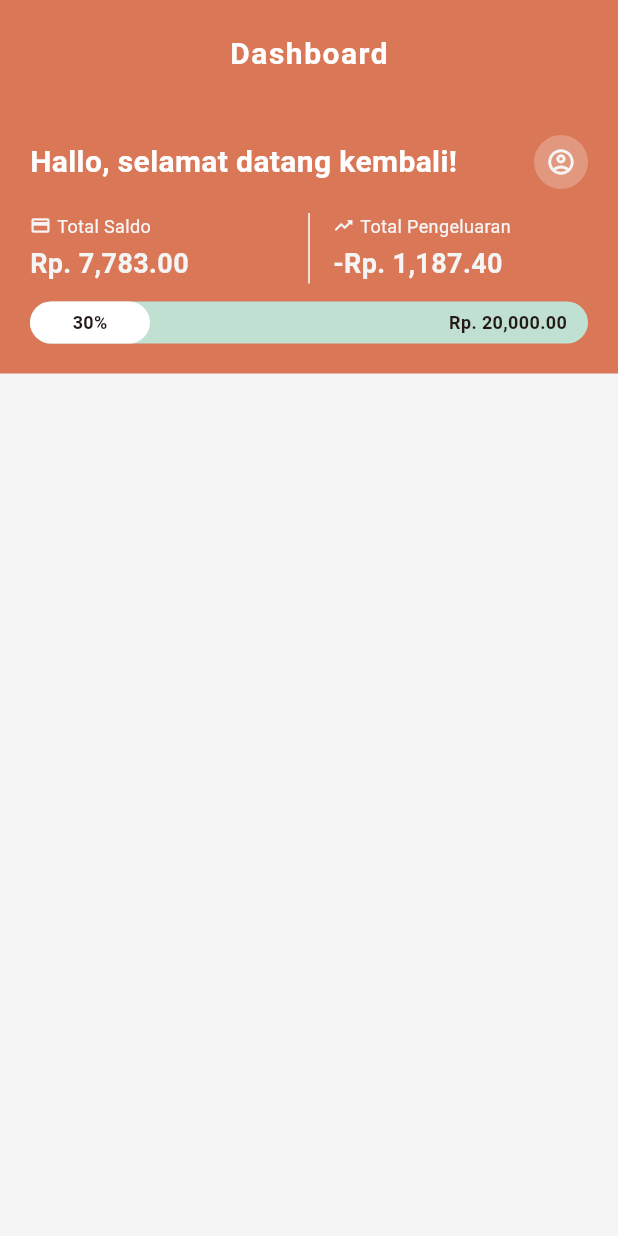
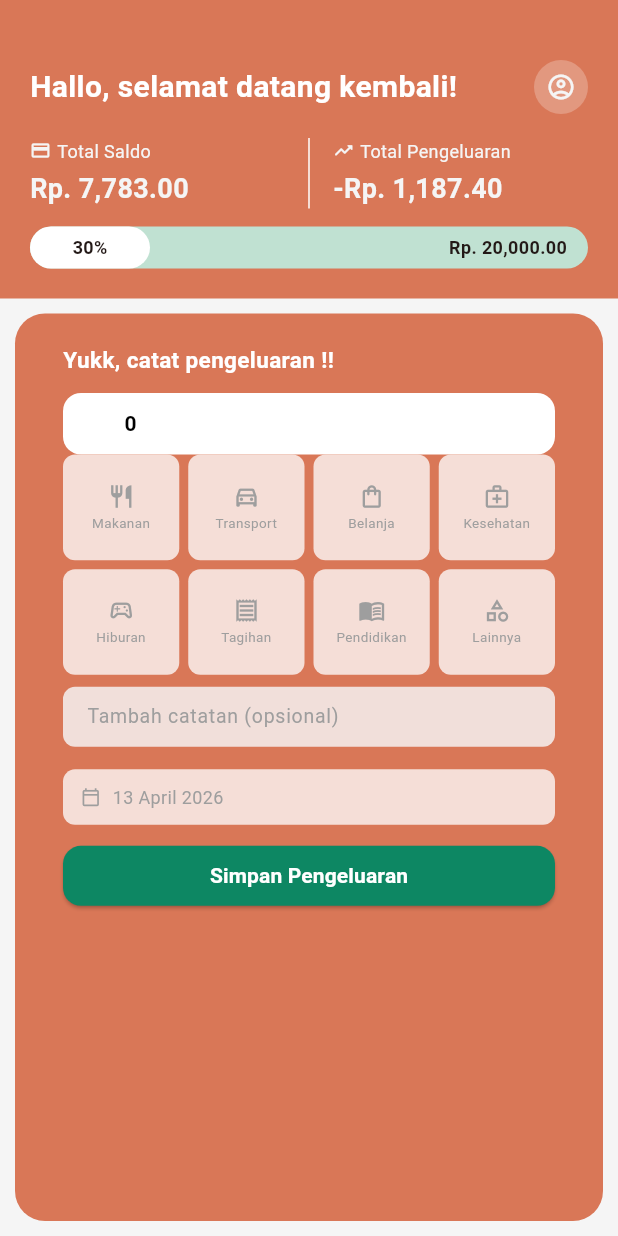
Before and after one commit to Endraagustino22/pencatatan-keuangan-app, a Flutter app: the screen it shows after launch, on a phone screen of 412 x 824 dp. Run offline on Flutter 3.47's test engine with Material 3 defaults, Android fonts, the light colour scheme and no system bars.

Commit message:
feat: implement InputPengeluaranWidget dan update DashboardScreen layout

```diff
--- a/lib/main.dart
+++ b/lib/main.dart
@@ -1,7 +1,11 @@
 import 'package:flutter/material.dart';
 import 'screen/dashboard/dashboard_screen.dart';
+import 'package:intl/date_symbol_data_local.dart'; // 👈 tambah ini
 
-void main() {
+
+Future<void> main() async {
+  WidgetsFlutterBinding.ensureInitialized();
+  await initializeDateFormatting('id_ID', null);
   runApp(const MyApp());
 }
 
--- a/lib/screen/dashboard/dashboard_screen.dart
+++ b/lib/screen/dashboard/dashboard_screen.dart
@@ -1,6 +1,6 @@
 import 'package:flutter/material.dart';
-import 'package:pencatatan_keuangan_app/screen/app_bar.dart';
 import 'package:pencatatan_keuangan_app/screen/dashboard/widget/jumlah_saldo.dart';
+import 'package:pencatatan_keuangan_app/screen/dashboard/widget/input_pengeluaran.dart';
 
 class DashboardScreen extends StatefulWidget {
   const DashboardScreen({super.key});
@@ -13,10 +13,12 @@ class _DashboardScreenState extends State<DashboardScreen> {
   @override
   Widget build(BuildContext context) {
     return Scaffold(
-      appBar: const MyAppBar(title: 'Dashboard'),
       body: Column(
         children: [
-          const SaldoSummaryWidget()
+          const SaldoSummaryWidget(),
+          SizedBox(height: 10),
+          Expanded(child: const InputPengeluaranWidget()),
+          SizedBox(height: 10),
         ],
       ),
     );
--- /dev/null
+++ b/lib/screen/dashboard/widget/input_pengeluaran.dart
@@ -0,0 +1,305 @@
+import 'package:flutter/material.dart';
+import 'package:intl/intl.dart';
+
+class InputPengeluaranWidget extends StatefulWidget {
+  const InputPengeluaranWidget({super.key});
+
+  @override
+  State<InputPengeluaranWidget> createState() => _InputPengeluaranWidgetState();
+}
+
+class _InputPengeluaranWidgetState extends State<InputPengeluaranWidget> {
+  // *controller dan state
+  final _jumlahController = TextEditingController();
+  final _catatanController = TextEditingController();
+  int? _selectedKategori;
+  DateTime _selectedDate = DateTime.now();
+
+  // *data dummy : List kategori pengeluaran
+  final List<Map<String, dynamic>> _kategoriList = [
+    {'label': 'Makanan', 'icon': Icons.restaurant_outlined},
+    {'label': 'Transport', 'icon': Icons.directions_car_outlined},
+    {'label': 'Belanja', 'icon': Icons.shopping_bag_outlined},
+    {'label': 'Kesehatan', 'icon': Icons.medical_services_outlined},
+    {'label': 'Hiburan', 'icon': Icons.sports_esports_outlined},
+    {'label': 'Tagihan', 'icon': Icons.receipt_outlined},
+    {'label': 'Pendidikan', 'icon': Icons.menu_book_outlined},
+    {'label': 'Lainnya', 'icon': Icons.category_outlined},
+  ];
+
+  // *fungsi untuk memilih tanggal
+  Future<void> _pickDate() async {
+    final picked = await showDatePicker(
+      context: context,
+      initialDate: _selectedDate,
+      firstDate: DateTime(2020),
+      lastDate: DateTime.now(),
+    );
+    if (picked != null) setState(() => _selectedDate = picked);
+  }
+
+  // *fungsi untuk menyimpan data pengeluaran
+  void _simpan() {
+    if (_jumlahController.text.isEmpty) {
+      ScaffoldMessenger.of(context).showSnackBar(
+        const SnackBar(content: Text('Masukkan jumlah pengeluaran.')),
+      );
+      return;
+    }
+    if (_selectedKategori == null) {
+      ScaffoldMessenger.of(context).showSnackBar(
+        const SnackBar(content: Text('Pilih kategori terlebih dahulu.')),
+      );
+      return;
+    }
+
+    // *menampilkan snackbar
+    ScaffoldMessenger.of(context).showSnackBar(
+      SnackBar(
+        content: Text(
+          'Tersimpan: Rp ${_jumlahController.text} — ${_kategoriList[_selectedKategori!]['label']}',
+        ),
+      ),
+    );
+    _jumlahController.clear();
+    _catatanController.clear();
+    setState(() => _selectedKategori = null);
+  }
+
+  @override
+  Widget build(BuildContext context) {
+    // *UI Input Pengeluaran
+    return Expanded(
+      child: Container(
+        width: double.infinity,
+        decoration: BoxDecoration(
+          color: const Color(0xFFD97757),
+          borderRadius: const BorderRadius.all(Radius.circular(20)),
+        ),
+        margin: const EdgeInsets.symmetric(horizontal: 10),
+        child: SingleChildScrollView(
+          padding: const EdgeInsets.all(20),
+          child: Column(
+            crossAxisAlignment: CrossAxisAlignment.start,
+
+            // *Input Pengeluaran Column
+            children: [
+              Container(
+                padding: const EdgeInsets.symmetric(horizontal: 12),
+                child: Column(
+                  children: [
+                    // *header input pengeluaran
+                    Container(
+                      alignment: Alignment.centerLeft,
+                      padding: const EdgeInsets.only(bottom: 12),
+                      child: const Text(
+                        'Yukk, catat pengeluaran !!',
+                        style: TextStyle(
+                          fontSize: 15,
+                          color: Colors.white,
+                          fontWeight: FontWeight.w600,
+                        ),
+                      ),
+                    ),
+
+                    // *TextField  input jumlah pengeluaran
+                    TextField(
+                      controller: _jumlahController,
+                      keyboardType: TextInputType.number,
+                      style: const TextStyle(
+                        fontSize: 14,
+                        fontWeight: FontWeight.w600,
+                        color: Colors.black,
+                      ),
+                      decoration: InputDecoration(
+                        prefixText: 'Rp  ',
+                        prefixStyle: const TextStyle(
+                          fontSize: 14,
+                          fontWeight: FontWeight.w600,
+                          color: Colors.black,
+                        ),
+                        hintText: '0',
+                        hintStyle: const TextStyle(
+                          fontSize: 14,
+                          fontWeight: FontWeight.w600,
+                          color: Colors.black,
+                        ),
+                        filled: true,
+                        fillColor: Colors.white,
+                        isDense: true,
+                        contentPadding: const EdgeInsets.symmetric(
+                          horizontal: 12,
+                          vertical: 10,
+                        ),
+                        border: OutlineInputBorder(
+                          borderRadius: BorderRadius.circular(12),
+                          borderSide: BorderSide.none,
+                        ),
+                      ),
+                    ),
+
+                    // *Pilih Kategori
+                    GridView.builder(
+                      shrinkWrap: true,
+                      physics: const NeverScrollableScrollPhysics(),
+                      gridDelegate:
+                          const SliverGridDelegateWithFixedCrossAxisCount(
+                            crossAxisCount: 4,
+                            mainAxisSpacing: 6,
+                            crossAxisSpacing: 6,
+                            childAspectRatio: 1.1,
+                          ),
+                      itemCount: _kategoriList.length,
+                      itemBuilder: (context, i) {
+                        final isActive = _selectedKategori == i;
+                        return GestureDetector(
+                          onTap: () => setState(() {
+                            _selectedKategori = isActive ? null : i;
+                          }),
+                          child: Container(
+                            decoration: BoxDecoration(
+                              color: isActive
+                                  ? const Color(0xFFE1F5EE)
+                                  : Theme.of(
+                                      context,
+                                    ).colorScheme.surfaceVariant,
+                              borderRadius: BorderRadius.circular(8),
+                              border: Border.all(
+                                color: isActive
+                                    ? const Color(0xFF1AD8A0)
+                                    : Colors.transparent,
+                                width: 1.5,
+                              ),
+                            ),
+                            child: Column(
+                              mainAxisAlignment: MainAxisAlignment.center,
+                              children: [
+                                Icon(
+                                  _kategoriList[i]['icon'] as IconData,
+                                  color: isActive
+                                      ? const Color(0xFF0F6E56)
+                                      : Colors.grey,
+                                  size: 18,
+                                ),
+                                const SizedBox(height: 2),
+                                Text(
+                                  _kategoriList[i]['label'] as String,
+                                  style: TextStyle(
+                                    fontSize: 9,
+                                    color: isActive
+                                        ? const Color(0xFF0F6E56)
+                                        : Colors.grey,
+                                  ),
+                                  textAlign: TextAlign.center,
+                                ),
+                              ],
+                            ),
+                          ),
+                        );
+                      },
+                    ),
+                  ],
+                ),
+              ),
+
+              // *Catatan
+              const SizedBox(height: 8),
+              Container(
+                padding: const EdgeInsets.symmetric(horizontal: 12),
+                child: TextField(
+                  controller: _catatanController,
+                  style: const TextStyle(fontSize: 13),
+                  decoration: InputDecoration(
+                    hintText: 'Tambah catatan (opsional)',
+                    hintStyle: const TextStyle(
+                      fontSize: 13,
+                      color: Colors.grey,
+                    ),
+                    filled: true,
+                    isDense: true, //
+                    contentPadding: const EdgeInsets.symmetric(
+                      horizontal: 12,
+                      vertical: 10, //
+                    ),
+                    border: OutlineInputBorder(
+                      borderRadius: BorderRadius.circular(8),
+                      borderSide: BorderSide.none,
+                    ),
+                  ),
+                ),
+              ),
+
+              const SizedBox(height: 15),
+              // *Tanggal
+              Container(
+                padding: const EdgeInsets.symmetric(horizontal: 12),
+
+                child: GestureDetector(
+                  onTap: _pickDate,
+                  child: Container(
+                    width: double.infinity,
+                    padding: const EdgeInsets.symmetric(
+                      horizontal: 12,
+                      vertical: 10,
+                    ),
+                    decoration: BoxDecoration(
+                      color: Theme.of(context).colorScheme.surfaceVariant,
+                      borderRadius: BorderRadius.circular(8),
+                    ),
+                    child: Row(
+                      children: [
+                        const Icon(
+                          Icons.calendar_today_outlined,
+                          size: 13,
+                          color: Colors.grey,
+                        ),
+                        const SizedBox(width: 8),
+                        Text(
+                          DateFormat(
+                            'dd MMMM yyyy',
+                            'id_ID',
+                          ).format(_selectedDate),
+                          style: const TextStyle(
+                            fontSize: 12,
+                            color: Colors.grey,
+                          ),
+                        ),
+                      ],
+                    ),
+                  ),
+                ),
+              ),
+
+              const SizedBox(height: 10),
+
+              // *Tombol Simpan
+              Container(
+                padding: const EdgeInsets.symmetric(horizontal: 12),
+                width: double.infinity,
+                child: ElevatedButton(
+                  onPressed: _simpan,
+                  style: ElevatedButton.styleFrom(
+                    backgroundColor: const Color.fromARGB(255, 13, 135, 99),
+                    foregroundColor: const Color(0xFF0A3D2E),
+                    padding: const EdgeInsets.symmetric(vertical: 10),
+                    shape: RoundedRectangleBorder(
+                      borderRadius: BorderRadius.circular(12),
+                    ),
+                  ),
+                  child: const Text(
+                    'Simpan Pengeluaran',
+                    style: TextStyle(
+                      fontWeight: FontWeight.w600,
+                      fontSize: 14,
+                      color: Colors.white,
+                    ),
+                  ),
+                ),
+              ),
+            ],
+          ),
+        ),
+      ),
+    );
+  }
+}
--- a/lib/screen/dashboard/widget/jumlah_saldo.dart
+++ b/lib/screen/dashboard/widget/jumlah_saldo.dart
@@ -9,7 +9,7 @@ class SaldoSummaryWidget extends StatelessWidget {
     // container
     return Container(
       width: double.infinity,
-      padding: const EdgeInsets.all(20),
+      padding: const EdgeInsets.only(left: 20, right: 20, top: 40, bottom: 20),
       decoration: BoxDecoration(
         color: const Color(0xFFD97757),
       ),
```
